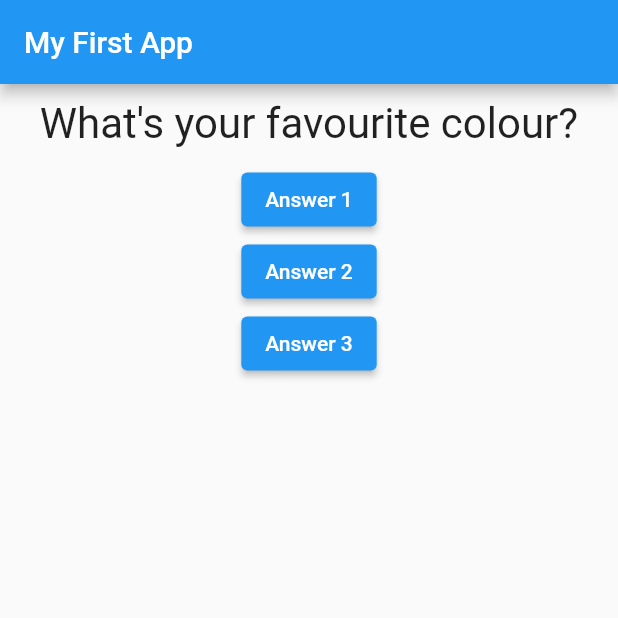
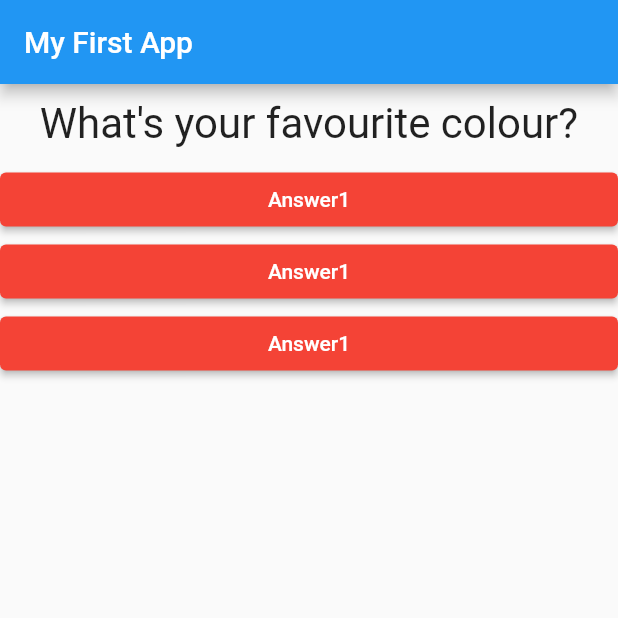
Before and after one commit to PaulTA91/flutter_complete_guide, a Flutter app: the screen it shows after launch, on a phone screen of 412 x 824 dp, the top half of it. Run offline on Flutter 3.47's test engine with Material 2 defaults, Android fonts, the phone set to English and light mode, and no system bars.

```diff
--- /dev/null
+++ b/lib/answer.dart
@@ -0,0 +1,18 @@
+import 'package:flutter/material.dart';
+
+class Answer extends StatelessWidget {
+  final Function selectHandler;
+
+  Answer(this.selectHandler);
+  @override
+  Widget build(BuildContext context) {
+    return Container(
+        width: double.infinity,
+        child: ElevatedButton(
+          style: ButtonStyle(
+              backgroundColor: MaterialStateProperty.all(Colors.red)),
+          child: Text('Answer1'),
+          onPressed: selectHandler,
+        ));
+  }
+}
--- a/lib/main.dart
+++ b/lib/main.dart
@@ -1,6 +1,7 @@
 import 'package:flutter/material.dart';
 
 import 'question.dart';
+import 'answer.dart';
 
 void main() => runApp(MyApp());
 
@@ -35,20 +36,9 @@ class _MyAppState extends State<MyApp> {
         body: Column(
           children: [
             Question(questions[_questionIndex]),
-            ElevatedButton(
-              child: Text("Answer 1"),
-              onPressed: _answerQuestion,
-            ),
-            ElevatedButton(
-              child: Text("Answer 2"),
-              onPressed: () => print("Answer 2 chosen"),
-            ),
-            ElevatedButton(
-              child: Text("Answer 3"),
-              onPressed: () {
-                print("Answer 3 Chosen");
-              },
-            ),
+            Answer(_answerQuestion),
+            Answer(_answerQuestion),
+            Answer(_answerQuestion),
           ],
         ),
       ),
```
